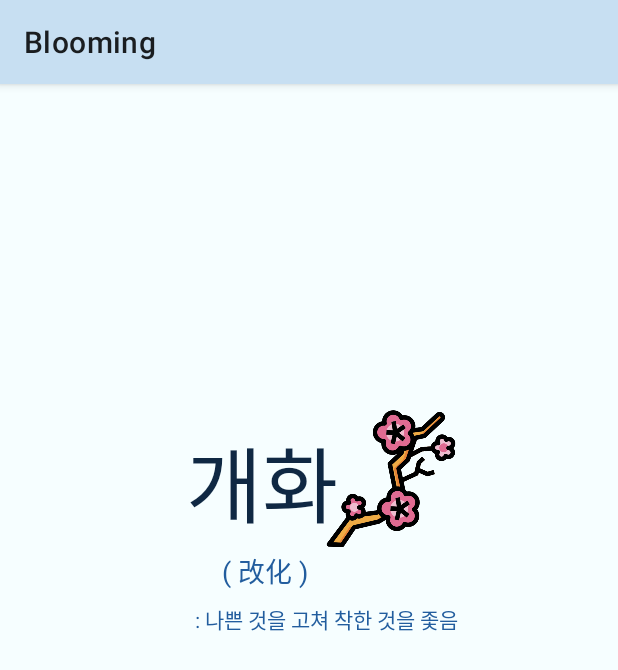
After one commit to bae1022/Blooming, an Android app: the SplashActivity screen opened directly, with no data from a screen before it, on a phone screen of 412 x 824 dp. The commit adds this screen. Shown: the top 670 px of the screen. Run offline under Robolectric (Android 15) with nearby library versions, the phone set to English and light mode, and no system bars; 1 statement that could not run was skipped.

Commit message:
인트로/초기화면 업데이트

```diff
--- a/app/build.gradle
+++ b/app/build.gradle
@@ -36,4 +36,6 @@ dependencies {
     testImplementation 'junit:junit:4.+'
     androidTestImplementation 'androidx.test.ext:junit:1.1.2'
     androidTestImplementation 'androidx.test.espresso:espresso-core:3.3.0'
+    //viewPager 스와이프를 위한 코드추가
+    implementation 'androidx.viewpager2:viewpager2:1.0.0-alpha04'
 }
--- a/app/src/main/java/swcontest/dwu/blooming/MainActivity.java
+++ b/app/src/main/java/swcontest/dwu/blooming/MainActivity.java
@@ -8,6 +8,7 @@ import android.view.View;
 import android.widget.Toast;
 
 import swcontest.dwu.blooming.service.DailyMemoService;
+import swcontest.dwu.blooming.userSetting.StartActivity;
 
 public class MainActivity extends AppCompatActivity {
 
@@ -49,6 +50,10 @@ public class MainActivity extends AppCompatActivity {
             case R.id.btn_check:
 
                 break;
+
+            case R.id.btn_setting: //초기화면
+                intent = new Intent(this, StartActivity.class);
+                break;
         }
         if (intent != null)
             startActivity(intent);
--- /dev/null
+++ b/app/src/main/java/swcontest/dwu/blooming/SplashActivity.java
@@ -0,0 +1,33 @@
+package swcontest.dwu.blooming;
+
+import android.content.Intent;
+import android.os.Bundle;
+import android.os.Handler;
+
+import androidx.appcompat.app.AppCompatActivity;
+
+public class SplashActivity extends AppCompatActivity {
+
+
+    @Override
+    protected void onCreate(Bundle savedInstanceState) {
+        super.onCreate(savedInstanceState);
+        setContentView(R.layout.activity_splash);
+
+        Handler handler = new Handler();
+        handler.postDelayed(new Runnable() {
+            @Override
+            public void run() {
+                Intent intent = new Intent (getApplicationContext(), MainActivity.class);
+                startActivity(intent);
+                finish();
+            }
+        }, 1500);
+    }
+
+    @Override
+    protected void onPause() {
+        super.onPause();
+        finish();
+    }
+}
--- /dev/null
+++ b/app/src/main/java/swcontest/dwu/blooming/userSetting/UserBirthActivity.java
@@ -0,0 +1,6 @@
+package swcontest.dwu.blooming.userSetting;
+
+import androidx.fragment.app.Fragment;
+
+public class UserBirthActivity extends Fragment {
+}
--- a/app/src/main/res/layout/activity_main.xml
+++ b/app/src/main/res/layout/activity_main.xml
@@ -85,6 +85,7 @@
         android:id="@+id/btn_setting"
         android:layout_width="100dp"
         android:layout_height="80dp"
+        android:onClick="onClick"
         android:text="초기화면"
         app:layout_constraintBottom_toBottomOf="parent"
         app:layout_constraintEnd_toEndOf="parent"
--- /dev/null
+++ b/app/src/main/res/layout/activity_splash.xml
@@ -0,0 +1,60 @@
+<?xml version="1.0" encoding="utf-8"?>
+<androidx.constraintlayout.widget.ConstraintLayout xmlns:android="http://schemas.android.com/apk/res/android"
+    xmlns:app="http://schemas.android.com/apk/res-auto"
+    xmlns:tools="http://schemas.android.com/tools"
+    android:id="@+id/activity_splash"
+    android:layout_width="match_parent"
+    android:layout_height="match_parent"
+    android:background="#F6FEFF">
+
+    <ImageView
+        android:id="@+id/imageView2"
+        android:layout_width="166dp"
+        android:layout_height="95dp"
+        android:layout_marginTop="216dp"
+        android:layout_marginEnd="68dp"
+        android:layout_marginRight="68dp"
+        android:rotation="-88"
+        app:layout_constraintEnd_toEndOf="parent"
+        app:layout_constraintTop_toTopOf="parent"
+        app:srcCompat="@drawable/splash" />
+
+    <TextView
+        android:id="@+id/textView6"
+        android:layout_width="wrap_content"
+        android:layout_height="wrap_content"
+        android:layout_marginStart="130dp"
+        android:layout_marginLeft="130dp"
+        android:layout_marginTop="8dp"
+        android:text=": 나쁜 것을 고쳐 착한 것을 좇음"
+        android:textColor="#225D9E"
+        app:layout_constraintStart_toStartOf="parent"
+        app:layout_constraintTop_toBottomOf="@+id/textView5" />
+
+    <TextView
+        android:id="@+id/textView4"
+        android:layout_width="wrap_content"
+        android:layout_height="wrap_content"
+        android:layout_marginStart="124dp"
+        android:layout_marginLeft="124dp"
+        android:layout_marginTop="224dp"
+        android:text="개화"
+        android:textColor="#0F2843"
+        android:textSize="55sp"
+        app:layout_constraintStart_toStartOf="parent"
+        app:layout_constraintTop_toTopOf="parent" />
+
+    <TextView
+        android:id="@+id/textView5"
+        android:layout_width="wrap_content"
+        android:layout_height="wrap_content"
+        android:layout_marginStart="148dp"
+        android:layout_marginLeft="148dp"
+        android:layout_marginTop="4dp"
+        android:text="( 改化 )"
+        android:textColor="#225D9E"
+        android:textSize="18sp"
+        app:layout_constraintStart_toStartOf="parent"
+        app:layout_constraintTop_toBottomOf="@+id/textView4" />
+
+</androidx.constraintlayout.widget.ConstraintLayout>
--- a/app/src/main/res/values/colors.xml
+++ b/app/src/main/res/values/colors.xml
@@ -10,4 +10,5 @@
     <color name="blue1">#C7DFF2</color>
     <color name="blue2">#C7D5F2</color>
     <color name="blue3">#C7E4F2</color>
+    <color name="blue4">#F6FEFF</color>
 </resources>
```
Also changed, not shown: app/src/main/AndroidManifest.xml (+13 -3 lines), app/src/main/java/swcontest/dwu/blooming/userSetting/StartActivity.java (added, +50 -0 lines), app/src/main/java/swcontest/dwu/blooming/userSetting/UserData.java (added, +28 -0 lines), app/src/main/java/swcontest/dwu/blooming/userSetting/UserNameActivity.java (added, +41 -0 lines), app/src/main/java/swcontest/dwu/blooming/userSetting/ViewHolderPage.java (added, +27 -0 lines), app/src/main/java/swcontest/dwu/blooming/userSetting/ViewPagerAdapter.java (added, +41 -0 lines), app/src/main/res/layout/setting_birth.xml (added, +19 -0 lines), app/src/main/res/layout/setting_name.xml (added, +35 -0 lines), app/src/main/res/layout/setting_start.xml (added, +25 -0 lines), app/src/main/res/drawable-v24/splash.png (added).
